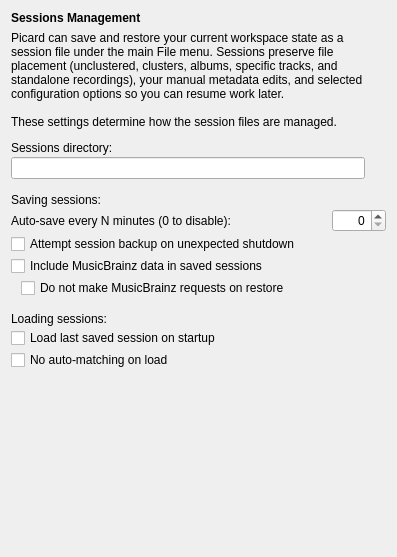
metabrainz/picard, file ui/options_advanced_sessions.ui: the form before one commit.
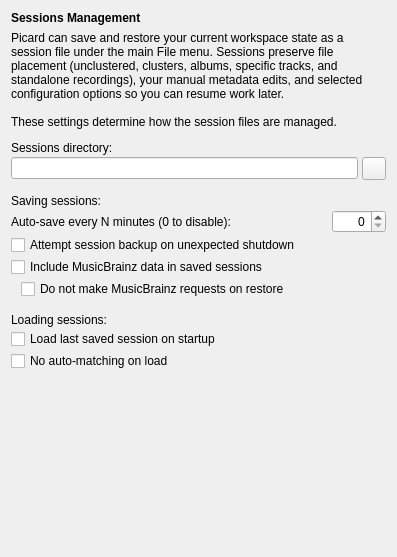
The form after the commit.

Patch:
```diff
--- a/ui/options_advanced_sessions.ui
+++ b/ui/options_advanced_sessions.ui
@@ -85,6 +85,9 @@
    </item>
    <item>
     <layout class="QHBoxLayout" name="folder_layout">
+     <property name="spacing">
+      <number>4</number>
+     </property>
      <property name="topMargin">
       <number>0</number>
      </property>
@@ -94,13 +97,7 @@
      <item>
       <widget class="QToolButton" name="folder_browse_button">
        <property name="toolTip">
-        <string>Select folder in browser</string>
-       </property>
-       <property name="styleSheet">
-        <string notr="true">border: none;</string>
-       </property>
-       <property name="text">
-        <string notr="true"/>
+        <string>Select directory</string>
        </property>
       </widget>
      </item>
```
